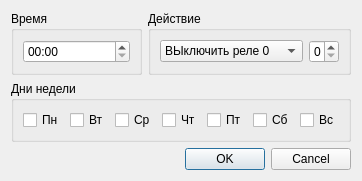
Before: the Qt Designer form aqa_QT/addtimerwin.ui in Pichas/aqa_v2_wifi, drawn with Qt 5.
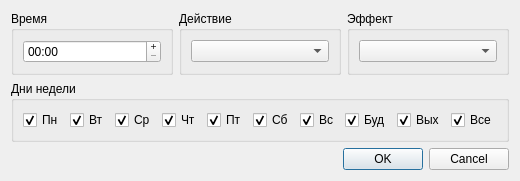
After: the same form once the commit is applied.

Diff of the .ui file:
```diff
--- a/aqa_QT/addtimerwin.ui
+++ b/aqa_QT/addtimerwin.ui
@@ -6,7 +6,7 @@
    <rect>
     <x>0</x>
     <y>0</y>
-    <width>341</width>
+    <width>490</width>
     <height>177</height>
    </rect>
   </property>
@@ -24,6 +24,12 @@
        <layout class="QVBoxLayout" name="verticalLayout_2">
         <item>
          <widget class="QTimeEdit" name="timeTimer">
+          <property name="buttonSymbols">
+           <enum>QAbstractSpinBox::PlusMinus</enum>
+          </property>
+          <property name="accelerated">
+           <bool>true</bool>
+          </property>
           <property name="displayFormat">
            <string>HH:mm</string>
           </property>
@@ -39,46 +45,19 @@
        </property>
        <layout class="QHBoxLayout" name="horizontalLayout_2">
         <item>
-         <widget class="QComboBox" name="cbAction">
-          <item>
-           <property name="text">
-            <string>ВЫключить реле 0</string>
-           </property>
-          </item>
-          <item>
-           <property name="text">
-            <string>Включить реле 0</string>
-           </property>
-          </item>
-          <item>
-           <property name="text">
-            <string>ВЫключить реле 1</string>
-           </property>
-          </item>
-          <item>
-           <property name="text">
-            <string>Включить реле 1</string>
-           </property>
-          </item>
-          <item>
-           <property name="text">
-            <string>Установить эффект</string>
-           </property>
-          </item>
-         </widget>
+         <widget class="QComboBox" name="cbAction"/>
         </item>
+       </layout>
+      </widget>
+     </item>
+     <item>
+      <widget class="QGroupBox" name="groupBox_4">
+       <property name="title">
+        <string>Эффект</string>
+       </property>
+       <layout class="QVBoxLayout" name="verticalLayout_3">
         <item>
-         <widget class="QSpinBox" name="sbEffectNum">
-          <property name="maximumSize">
-           <size>
-            <width>30</width>
-            <height>16777215</height>
-           </size>
-          </property>
-          <property name="maximum">
-           <number>4</number>
-          </property>
-         </widget>
+         <widget class="QComboBox" name="cbEff"/>
         </item>
        </layout>
       </widget>
@@ -96,6 +75,9 @@
         <property name="text">
          <string>Пн</string>
         </property>
+        <property name="checked">
+         <bool>true</bool>
+        </property>
        </widget>
       </item>
       <item>
@@ -103,6 +85,9 @@
         <property name="text">
          <string>Вт</string>
         </property>
+        <property name="checked">
+         <bool>true</bool>
+        </property>
        </widget>
       </item>
       <item>
@@ -110,6 +95,9 @@
         <property name="text">
          <string>Ср</string>
         </property>
+        <property name="checked">
+         <bool>true</bool>
+        </property>
        </widget>
       </item>
       <item>
@@ -117,6 +105,9 @@
         <property name="text">
          <string>Чт</string>
         </property>
+        <property name="checked">
+         <bool>true</bool>
+        </property>
        </widget>
       </item>
       <item>
@@ -124,6 +115,9 @@
         <property name="text">
          <string>Пт</string>
         </property>
+        <property name="checked">
+         <bool>true</bool>
+        </property>
        </widget>
       </item>
       <item>
@@ -131,12 +125,48 @@
         <property name="text">
          <string>Сб</string>
         </property>
+        <property name="checked">
+         <bool>true</bool>
+        </property>
        </widget>
       </item>
       <item>
        <widget class="QCheckBox" name="cb7">
         <property name="text">
          <string>Вс</string>
+        </property>
+        <property name="checked">
+         <bool>true</bool>
+        </property>
+       </widget>
+      </item>
+      <item>
+       <widget class="QCheckBox" name="cbWD">
+        <property name="text">
+         <string>Буд</string>
+        </property>
+        <property name="checked">
+         <bool>true</bool>
+        </property>
+       </widget>
+      </item>
+      <item>
+       <widget class="QCheckBox" name="cbWE">
+        <property name="text">
+         <string>Вых</string>
+        </property>
+        <property name="checked">
+         <bool>true</bool>
+        </property>
+       </widget>
+      </item>
+      <item>
+       <widget class="QCheckBox" name="cbAll">
+        <property name="text">
+         <string>Все</string>
+        </property>
+        <property name="checked">
+         <bool>true</bool>
         </property>
        </widget>
       </item>
```
